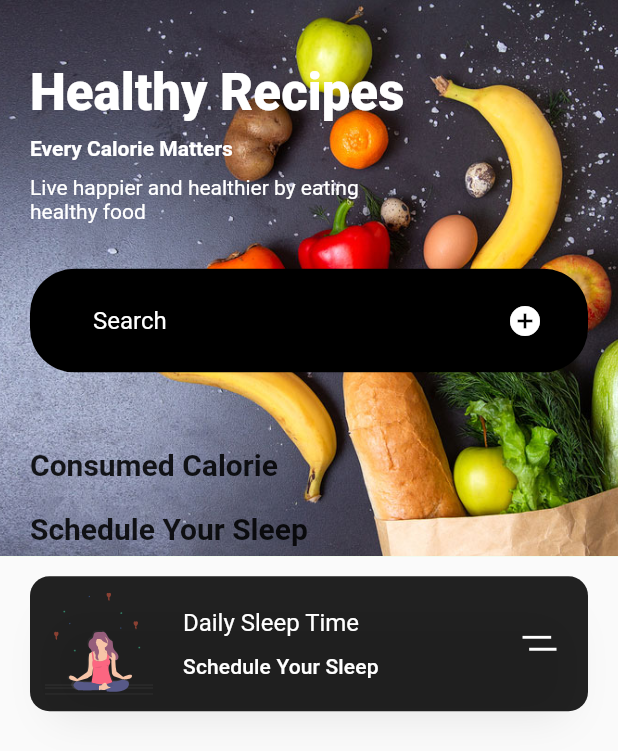
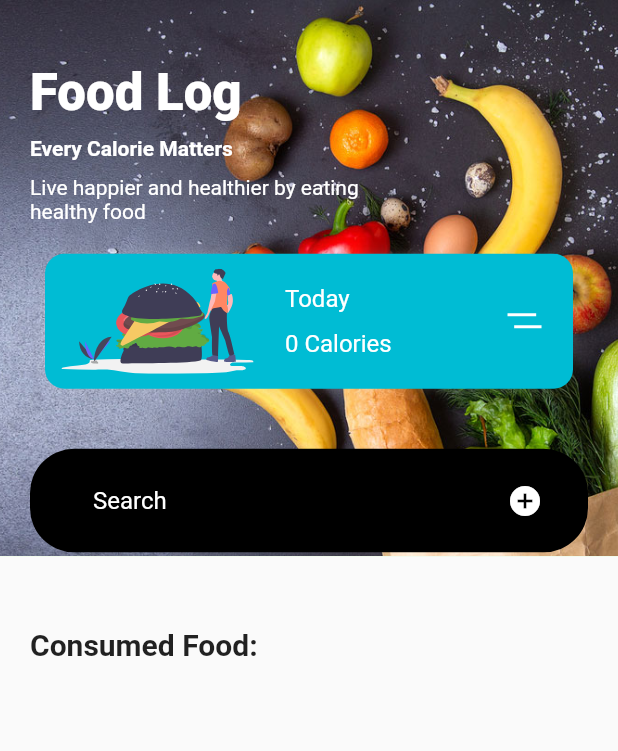
Before and after one commit to sherimello/Athlean, a Flutter app: the HealthyRecipe screen opened directly, on a phone screen of 412 x 824 dp. Shown: the top 751 px of the screen. Run offline on Flutter 3.47's test engine with Material 2 defaults, Android fonts, the phone set to English and light mode, and no system bars; drawn by our look-alikes of flutter_typeahead; our stand-ins replace cloud_firestore, firebase_auth, firebase_core, flutter_svg, font_awesome_flutter, modal_progress_hud_nsn and 2 more; missing offline and left inert: app_usage, dart_numerics; accounts and stored records are empty.

Commit message:
latest commit

```diff
--- a/lib/pages/Homepage.dart
+++ b/lib/pages/Homepage.dart
@@ -81,14 +81,14 @@ class HomeScreen extends StatelessWidget {
                       mainAxisSpacing: 20,
                       children: <Widget>[
                         CategoryCard(
-                          title: "Healthy Recipes",
+                          title: "Food Log",
                           svgSrc: "assets/icons/Hamburger.svg",
                           press: () {
                             Navigator.of(context).pushNamed('/recipes');
                           },
                         ),
                         CategoryCard(
-                          title: "Workout Plan",
+                          title: "Workout Log",
                           svgSrc: "assets/icons/Excrecises.svg",
                           press: () {},
                         ),
--- a/lib/widgets/HealthyRecipes.dart
+++ b/lib/widgets/HealthyRecipes.dart
@@ -1,16 +1,22 @@
 import 'package:athlean/network%20classes/Calorie.dart';
 import 'package:athlean/network%20classes/Sqlite.dart';
 import 'package:athlean/widgets/food_card.dart';
+import 'package:firebase_auth/firebase_auth.dart';
 import 'package:flutter/material.dart';
 import 'package:flutter_svg/svg.dart';
 import 'package:flutter_typeahead/flutter_typeahead.dart';
 
 import 'color.dart';
+import 'package:flutter/material.dart';
+import 'package:cloud_firestore/cloud_firestore.dart';
+import 'package:firebase_auth/firebase_auth.dart';
 
+final FirebaseFirestore _firestore = FirebaseFirestore.instance;
 class HealthyRecipe extends StatefulWidget {
   final String title;
+  String newCalGoal = "";
 
-  const HealthyRecipe({
+  HealthyRecipe({
     Key? key,
     required this.title,
   }) : super(key: key);
@@ -25,31 +31,31 @@ class _HealthyRecipeState extends State<HealthyRecipe> {
 
   var _cal_listings = <Calorie>[];
   var _selected_cal_listings = <Calorie>[];
+  int intakesumtoday = 0;
 
-  List<Widget> _getListings() {
-    // <<<<< Note this change for the return type
-    var listings = <Widget>[];
-    int i = 0;
-    if (_cal_listings.length > 0)
-      for (var food in _cal_listings) {
-        listings.add(
-          SeassionCard(
-            whatisit: food.foodName + '\n\n',
-            seassionNum: 'cal: ' + food.calorie.toString() + 'kCal',
-            isDone: false,
-            press: () {
-              setState(() {
-                _selected_cal_listings.add(new Calorie(
-                    foodName: food.foodName,
-                    calorie: food.calorie));
-                // _getSelectedFoodListings();
-              });
-              // print('_cal_listings[i].foodName');
-            },
-          ),
-        );
+
+  Future getIntakeSumToday() async {
+    final FirebaseAuth auth = FirebaseAuth.instance;
+    final User? user = auth.currentUser;
+    QuerySnapshot<Map<String, dynamic>> snapshot = await _firestore
+        .collection('foodinput')
+        .where('email', isEqualTo: user?.email)
+        .get();
+
+    List<QueryDocumentSnapshot> docs = snapshot.docs;
+    int tempsum = 0;
+    for (var doc in docs) {
+      if (doc.data() != null) {
+        var data = doc.data() as Map<String, dynamic>;
+        DateTime date = data['time'].toDate();
+        if (date.isAfter(DateTime.now().subtract(Duration(hours: 24))))
+          tempsum +=
+              int.parse(data['kcal'].toString()); // You can get other data in this manner.
       }
-    return listings;
+      setState(() {
+        intakesumtoday = tempsum;
+      });
+    }
   }
 
   List<Widget> _getSelectedFoodListings() {
@@ -69,6 +75,77 @@ class _HealthyRecipeState extends State<HealthyRecipe> {
 
   @override
   Widget build(BuildContext context) {
+    final FirebaseAuth auth = FirebaseAuth.instance;
+    final User? user = auth.currentUser;
+
+
+    Future getIntakeSumToday() async {
+      final FirebaseAuth auth = FirebaseAuth.instance;
+      final User? user = auth.currentUser;
+      QuerySnapshot<Map<String, dynamic>> snapshot = await _firestore
+          .collection('foodinput')
+          .where('email', isEqualTo: user?.email)
+          .get();
+
+      List<QueryDocumentSnapshot> docs = snapshot.docs;
+      int tempsum = 0;
+      for (var doc in docs) {
+        if (doc.data() != null) {
+          var data = doc.data() as Map<String, dynamic>;
+          DateTime date = data['time'].toDate();
+          if (date.isAfter(DateTime.now().subtract(Duration(hours: 24))))
+            tempsum +=
+                int.parse(data['kcal'].toString()); // You can get other data in this manner.
+        }
+        setState(() {
+          intakesumtoday = tempsum;
+        });
+      }
+    }
+
+    void addData(Calorie food) {
+      _firestore.collection('foodinput').add({
+        'time' : DateTime.now(),
+        'email': user?.email,
+        'name' : food.foodName,
+        'kcal': food.calorie,
+      });
+      setState(() {
+        _selected_cal_listings.add(new Calorie(
+            foodName: food.foodName,
+            calorie: food.calorie));
+        // _getSelectedFoodListings();
+      });
+    }
+
+    List<Widget> _getListings() {
+      // <<<<< Note this change for the return type
+      var listings = <Widget>[];
+      int i = 0;
+      if (_cal_listings.length > 0)
+        for (var food in _cal_listings) {
+          listings.add(
+            SeassionCard(
+              whatisit: food.foodName + '\n\n',
+              seassionNum: 'cal: ' + food.calorie.toString() + 'kCal',
+              isDone: false,
+              press: () {
+
+                addData(food);
+                // setState(() {
+                //   _selected_cal_listings.add(new Calorie(
+                //       foodName: food.foodName,
+                //       calorie: food.calorie));
+                //   // _getSelectedFoodListings();
+                // });
+                // print('_cal_listings[i].foodName');
+              },
+            ),
+          );
+        }
+      return listings;
+    }
+
     SQLite().foods().then((List<Calorie> calorie) {
       setState(() {
         _cal_listings = calorie;
@@ -76,6 +153,9 @@ class _HealthyRecipeState extends State<HealthyRecipe> {
     });
 
     var size = MediaQuery.of(context).size;
+
+    getIntakeSumToday();
+
     return Scaffold(
       resizeToAvoidBottomInset: false,
       // bottomNavigationBar: BottomNavBar(),
@@ -118,6 +198,62 @@ class _HealthyRecipeState extends State<HealthyRecipe> {
                       child: Text(
                         "Live happier and healthier by eating healthy food",
                         style: TextStyle(color: Colors.white),
+                      ),
+                    ),
+                    SizedBox(height: 10),
+                    Container(
+                      margin: EdgeInsets.symmetric(
+                          vertical: 10, horizontal: 10),
+                      padding: EdgeInsets.all(10),
+                      height: 90,
+                      decoration: BoxDecoration(
+                        color: Colors.cyan,
+                        borderRadius: BorderRadius.circular(13),
+                        boxShadow: [
+                          BoxShadow(
+                            offset: Offset(0, 0),
+                            blurRadius: 13,
+                            spreadRadius: -10,
+                            color: kShadowColor,
+                          ),
+                        ],
+                      ),
+                      child: Row(
+                        children: <Widget>[
+                          SvgPicture.asset(
+                            "assets/icons/Hamburger.svg",
+                          ),
+                          SizedBox(width: 20),
+                          Expanded(
+                            child: Column(
+                              mainAxisAlignment:
+                              MainAxisAlignment.spaceEvenly,
+                              crossAxisAlignment:
+                              CrossAxisAlignment.start,
+                              children: <Widget>[
+                                Text(
+                                  "Today",
+                                  style: Theme.of(context)
+                                      .textTheme
+                                      .subtitle1!
+                                      .apply(color: Colors.white),
+                                ),
+                                Text(
+                                  "${intakesumtoday.toString()} Calories",
+                                  style: Theme.of(context)
+                                      .textTheme
+                                      .subtitle1!
+                                      .apply(color: Colors.white),
+                                )
+                              ],
+                            ),
+                          ),
+                          Padding(
+                            padding: EdgeInsets.all(10),
+                            child:
+                            SvgPicture.asset("assets/icons/menu.svg"),
+                          ),
+                        ],
                       ),
                     ),
                     SizedBox(
@@ -176,6 +312,9 @@ class _HealthyRecipeState extends State<HealthyRecipe> {
                                     .showSnackBar(SnackBar(
                                   content: Text(cal),
                                 ));
+
+                                addData(new Calorie(foodName:name,calorie:int.parse(cal)));
+
                                 //
                               },
                               child: Icon(
@@ -185,6 +324,7 @@ class _HealthyRecipeState extends State<HealthyRecipe> {
                             )
                           ])),
                     ),
+
                     Wrap(
                         spacing: 20,
                         runSpacing: 20,
@@ -231,7 +371,7 @@ class _HealthyRecipeState extends State<HealthyRecipe> {
                     SizedBox(height: 20),
                     //Meditation Scheduler
                     Text(
-                      "Consumed Calorie",
+                      "Consumed Food:",
                       style: Theme.of(context)
                           .textTheme
                           .headline6!
@@ -345,64 +485,7 @@ class _HealthyRecipeState extends State<HealthyRecipe> {
                     // ),
                     //Sleep Scheduler
                     SizedBox(height: 20),
-                    Text(
-                      "Schedule Your Sleep",
-                      style: Theme.of(context)
-                          .textTheme
-                          .headline6!
-                          .copyWith(fontWeight: FontWeight.bold),
-                    ),
-                    Container(
-                      margin: EdgeInsets.symmetric(vertical: 20),
-                      padding: EdgeInsets.all(10),
-                      height: 90,
-                      decoration: BoxDecoration(
-                        color: Colors.black87,
-                        borderRadius: BorderRadius.circular(13),
-                        boxShadow: [
-                          BoxShadow(
-                            offset: Offset(0, 17),
-                            blurRadius: 23,
-                            spreadRadius: -13,
-                            color: kShadowColor,
-                          ),
-                        ],
-                      ),
-                      child: Row(
-                        children: <Widget>[
-                          SvgPicture.asset(
-                            "assets/icons/Meditation_women_small.svg",
-                          ),
-                          SizedBox(width: 20),
-                          Expanded(
-                            child: Column(
-                              mainAxisAlignment: MainAxisAlignment.spaceEvenly,
-                              crossAxisAlignment: CrossAxisAlignment.start,
-                              children: <Widget>[
-                                Text(
-                                  "Daily Sleep Time",
-                                  style: Theme.of(context)
-                                      .textTheme
-                                      .subtitle1!
-                                      .apply(color: Colors.white),
-                                ),
-                                Text(
-                                  "Schedule Your Sleep ",
-                                  style: Theme.of(context)
-                                      .textTheme
-                                      .subtitle2!
-                                      .apply(color: Colors.white),
-                                )
-                              ],
-                            ),
-                          ),
-                          Padding(
-                            padding: EdgeInsets.all(10),
-                            child: SvgPicture.asset("assets/icons/menu.svg"),
-                          ),
-                        ],
-                      ),
-                    ),
+
                   ],
                 ),
               ),
--- a/lib/widgets/routepage.dart
+++ b/lib/widgets/routepage.dart
@@ -26,7 +26,7 @@ class RoutePage {
       case '/fat_input':
         return MaterialPageRoute(builder: (_) => FatInputPage());
       case '/recipes':
-        return MaterialPageRoute(builder: (_) => HealthyRecipe(title: "Healthy Recipes"));
+        return MaterialPageRoute(builder: (_) => HealthyRecipe(title: "Food Log"));
       case '/meditation':
         return MaterialPageRoute(builder: (_) => DetailsScreen(title: "Sleep and Meditation"));
       default:
```
